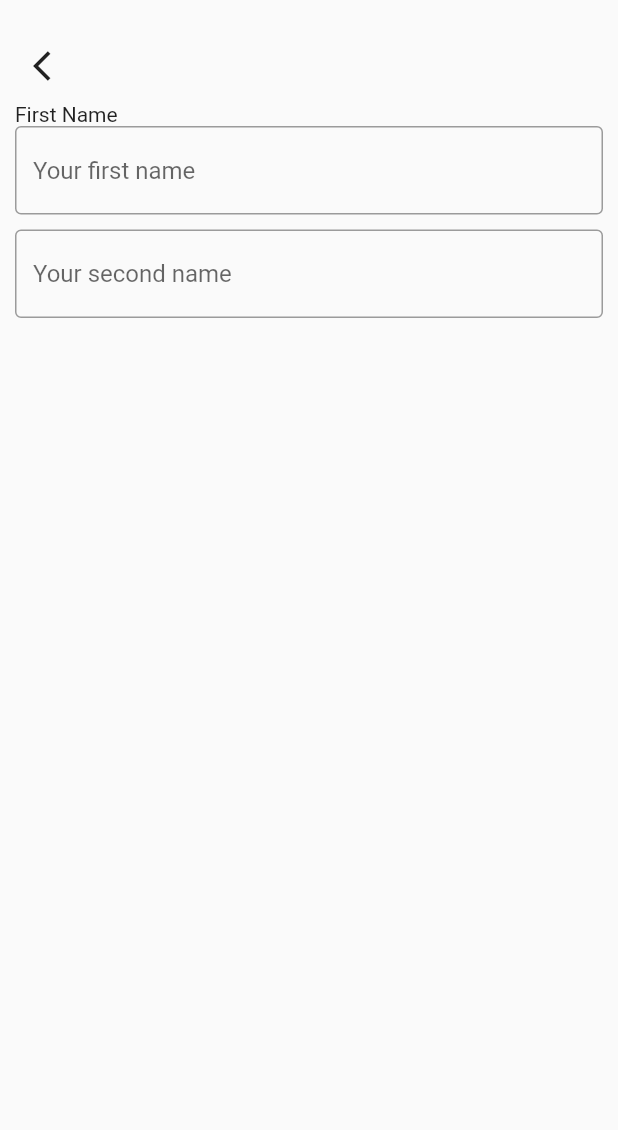
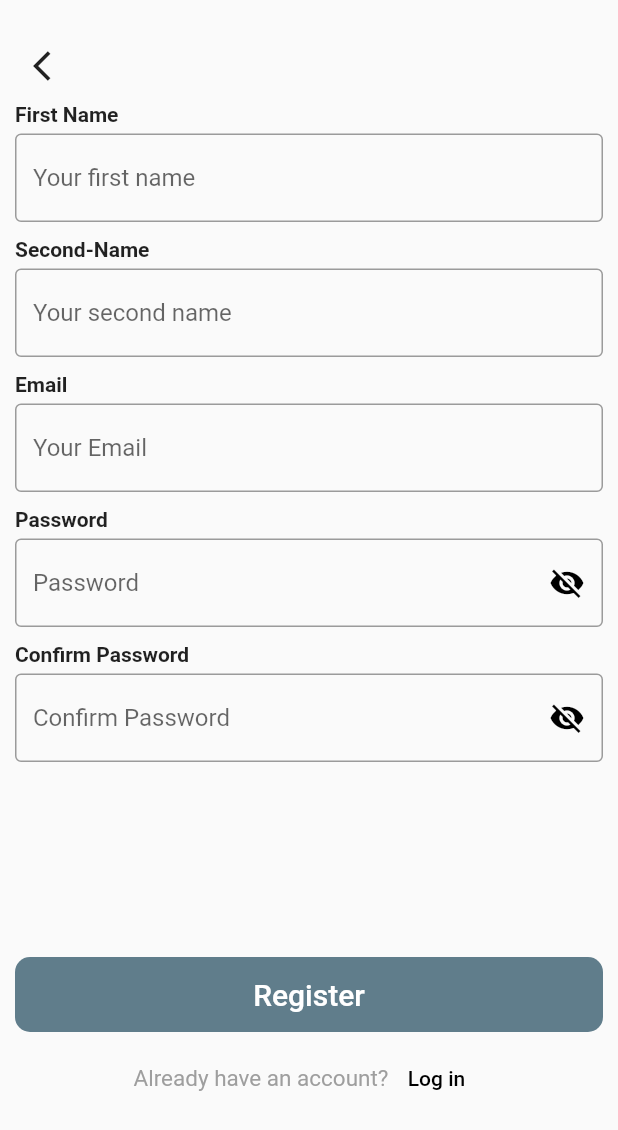
Before and after one commit to veraline/Login-ui, a Flutter app: the RegisterPage screen opened directly, on a phone screen of 412 x 824 dp. Shown: the top 1130 px of the screen. Run offline on Flutter 3.47's test engine with Material 2 defaults, Android fonts, the phone set to English and light mode, and no system bars.

Commit message:
Updated file

```diff
--- a/lib/Register.dart
+++ b/lib/Register.dart
@@ -1,5 +1,8 @@
  import 'package:flutter/cupertino.dart';
 import 'package:flutter/material.dart';
+import 'package:login_signin_ui/login.dart';
+
+import 'Welcome.dart';
 
 void main() => runApp( const RegisterPage());
 class RegisterPage extends StatelessWidget {
@@ -17,12 +20,14 @@ class RegisterPage extends StatelessWidget {
             crossAxisAlignment: CrossAxisAlignment.start,
             children: [
               IconButton(onPressed: (){
+                Navigator.pop(context);
                 //code for later
               },
                   icon: const  Icon(Icons.arrow_back_ios),
               ),
 
-            const   Text("First Name"),
+            const   Text("First Name", style: TextStyle(fontWeight: FontWeight.w700 ),),
+              const  SizedBox(height: 5,),
               TextFormField(
                 decoration: InputDecoration(
                   hintText: 'Your first name',
@@ -35,6 +40,8 @@ class RegisterPage extends StatelessWidget {
               ),
             const  SizedBox(height: 10,),
 
+         const Text("Second-Name",  style: TextStyle(fontWeight: FontWeight.w700 ),),
+             const  SizedBox(height: 5,),
               TextFormField(
                 decoration: InputDecoration(
                   hintText: 'Your second name',
@@ -45,6 +52,95 @@ class RegisterPage extends StatelessWidget {
                   border: const OutlineInputBorder(),
                 ),
               ),
+
+              const  SizedBox(height: 10,),
+              const Text("Email",  style: TextStyle(fontWeight: FontWeight.w700 ),),
+              const  SizedBox(height: 5,),
+              TextFormField(
+                decoration: InputDecoration(
+                  hintText: 'Your Email',
+                  focusedBorder:  OutlineInputBorder(
+                    borderSide: const BorderSide(color: Colors.blueGrey),
+                    borderRadius: BorderRadius.circular(10),
+                  ),
+                  border: const OutlineInputBorder(),
+                ),
+              ),
+
+              const  SizedBox(height: 10,),
+              const Text("Password",  style: TextStyle(fontWeight: FontWeight.w700 ),),
+              const  SizedBox(height: 5,),
+              TextFormField(
+                obscureText: true,
+                decoration: InputDecoration(
+                  hintText: 'Password',
+                  suffixIcon:const  Icon(Icons.visibility_off, color: Colors.black,),
+                  focusedBorder:  OutlineInputBorder(
+                    borderSide: const BorderSide(color: Colors.blueGrey),
+                    borderRadius: BorderRadius.circular(10),
+                  ),
+                  border: const OutlineInputBorder(),
+                ),
+              ),
+
+
+              const  SizedBox(height: 10,),
+              const Text("Confirm Password",  style: TextStyle(fontWeight: FontWeight.w700 ),),
+              const  SizedBox(height: 5,),
+              TextFormField(
+                obscureText: true,
+                decoration: InputDecoration(
+                  hintText: 'Confirm Password',
+                  suffixIcon:const  Icon(Icons.visibility_off, color: Colors.black,),
+                  focusedBorder:  OutlineInputBorder(
+                    borderSide: const BorderSide(color: Colors.blueGrey),
+                    borderRadius: BorderRadius.circular(10),
+                  ),
+                  border: const OutlineInputBorder(),
+                ),
+              ),
+           const   SizedBox(height: 130,),
+
+              SizedBox(
+                width: 400,
+                height: 50,
+                child: TextButton(onPressed: (){
+                  //My login here
+                  Navigator.push(
+                    context,
+                    MaterialPageRoute(builder: (context) => const WelcomePage(),),
+                  );
+                },
+                  style: ButtonStyle(
+                    backgroundColor: MaterialStateProperty.all<Color>(Colors.blueGrey),
+                    shape: MaterialStateProperty.all<RoundedRectangleBorder>(
+                      RoundedRectangleBorder(
+                        borderRadius: BorderRadius.circular(10.0),
+                      ),
+                    ),
+                  ),
+                  child: const Text("Register", style: TextStyle(color: Colors.white, fontSize: 20),
+                  ),
+                ),
+              ),
+
+
+              const  SizedBox(height: 7,),
+              Row(
+                mainAxisAlignment: MainAxisAlignment.center,
+                children: [
+
+                  const Text("Already have an account?", style: TextStyle(fontSize: 15, color: Colors.grey),),
+                  TextButton(onPressed: (){
+                    //Code to run
+                    Navigator.push(
+                      context,
+                      MaterialPageRoute(builder: (context) => const LoginPage(),),
+                    );
+                  },
+                    child: const Text("Log in", style: TextStyle(color: Colors.black),), )
+                ],
+              ),
             ],
           ),
         ),
--- a/lib/Welcome.dart
+++ b/lib/Welcome.dart
@@ -18,7 +18,7 @@ home: Scaffold(
         SizedBox(
           height: 500,
             width: 400,
-            child: Image(image: AssetImage("assets/Avatar_2.png"),)
+            child: Image(image: AssetImage("assets/Register2.png"),)
         ),
         Padding(
           padding: EdgeInsets.symmetric(horizontal: 50, vertical: 10),
--- a/pubspec.yaml
+++ b/pubspec.yaml
@@ -62,6 +62,7 @@ flutter:
   assets:
    - assets/Avatar_2.png
    - assets/Avatar_1.png
+   - assets/Register2.png
 
 
   # An image asset can refer to one or more resolution-specific "variants", see
```
Also changed, not shown: assets/Register2.png (added).
